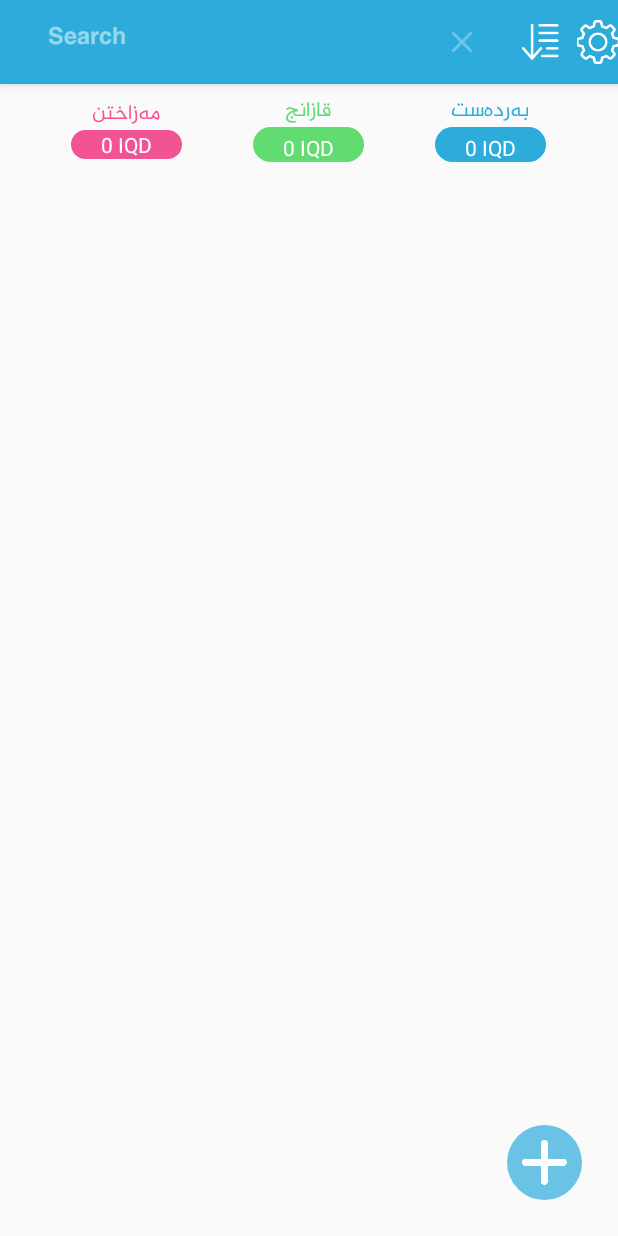
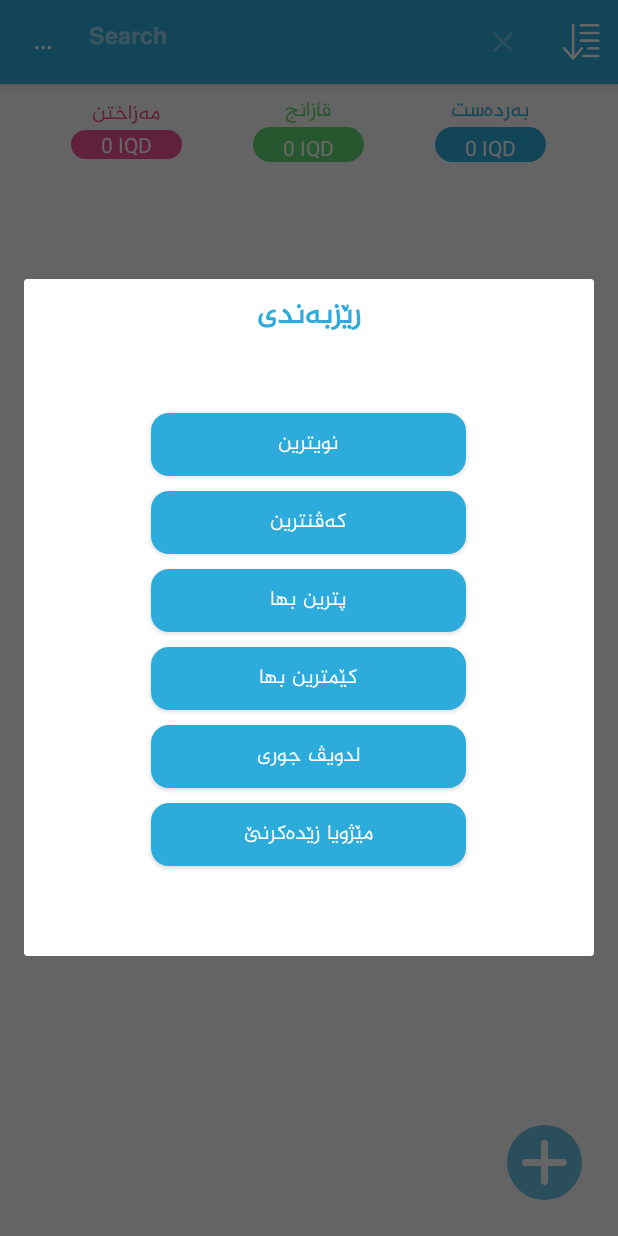
Before and after one commit to SalarPro/cashwallet_h, an Android app: the screen it shows after launch (MainMenuActivity), after a tap on "Item", on a phone screen of 412 x 824 dp. Run offline under Robolectric (Android 15) with nearby library versions, the phone set to English and light mode, and no system bars; 1 other tap on this screen came first.

Commit message:
second from SUPER PC

```diff
--- a/app/src/main/java/com/honar/walletcash/ItemRVA.kt
+++ b/app/src/main/java/com/honar/walletcash/ItemRVA.kt
@@ -48,6 +48,10 @@ class ItemRVA(context:Activity) : RecyclerView.Adapter<RecyclerView.ViewHolder>(
             itemView.mainCardView.setOnClickListener {
                 onItemClickListner.onItemClicked(cash,position)
             }
+            itemView.mainCardView.setOnLongClickListener{
+                onItemClickListner.onItemClicked(cash,123456)
+                true
+            }
 
             itemView.itemName.text = cash.name
             itemView.itemDescription.text = cash.description
--- a/app/src/main/java/com/honar/walletcash/MainMenuActivity.kt
+++ b/app/src/main/java/com/honar/walletcash/MainMenuActivity.kt
@@ -1,6 +1,7 @@
 package com.honar.walletcash
 
 import android.annotation.SuppressLint
+import android.app.AlertDialog
 import android.app.Dialog
 import androidx.appcompat.app.AppCompatActivity
 import android.os.Bundle
@@ -49,7 +50,8 @@ class MainMenuActivity : AppCompatActivity(), SearchView.OnQueryTextListener {
             0
         )
 
-        dialog.findViewById<TextView>(R.id.costDate).text = android.text.format.DateFormat.format("yyyy-MM-dd", Date())
+        dialog.findViewById<TextView>(R.id.costDate).text =
+            android.text.format.DateFormat.format("yyyy-MM-dd", Date())
 
         dialog.show()
         dialog.findViewById<Button>(R.id.addCostBtn).setOnClickListener {
@@ -83,7 +85,7 @@ class MainMenuActivity : AppCompatActivity(), SearchView.OnQueryTextListener {
             val dialog1 = Dialog(this)
             dialog1.setContentView(R.layout.date_picker_dialog_alert)
             dialog1.show()
-            c = dialog1.findViewById<DatePicker>(R.id.datepickerDialog)
+            c = dialog1.findViewById(R.id.datepickerDialog)
 
             c.maxDate = Date().time
             dialog1.findViewById<Button>(R.id.en).setOnClickListener {
@@ -216,7 +218,7 @@ class MainMenuActivity : AppCompatActivity(), SearchView.OnQueryTextListener {
 
         var mezaxtn = 0
         var qazanc = 0
-        val berdest : Int
+        val berdest: Int
 
         database.getAllData()
         showItemData.clear()
@@ -252,7 +254,18 @@ class MainMenuActivity : AppCompatActivity(), SearchView.OnQueryTextListener {
     }
 
     private fun itemClicked(cash: Cash, position: Int) {
-        ttt(this, cash.name + cash.cash + cash.id)
+        if (position == 123456) {
+            AlertDialog.Builder(this)
+                .setTitle("تەدڤێت ژێببەی")
+                .setPositiveButton("بەلێ"){_,_ ->
+                    database.deleteItem(cash.id)
+                    getItemData()
+                }.setNegativeButton("نەخێر"){_,_ ->
+
+                }.show()
+        } else {
+            //ttt(this, cash.name + cash.cash + cash.id)
+        }
     }
 
 
@@ -271,18 +284,90 @@ class MainMenuActivity : AppCompatActivity(), SearchView.OnQueryTextListener {
         when (item!!.itemId) {
             R.id.mSort -> {
 
-            }
-            R.id.mSetting -> {
+                val dialog = Dialog(this)
+                dialog.setContentView(R.layout.sort_dialog)
+
+                val metrics = resources.displayMetrics
+                val screenWidth = metrics.widthPixels
+
+                dialog.findViewById<Space>(R.id.mainSpace).layoutParams = LinearLayout.LayoutParams(
+                    (screenWidth * 0.9).toInt(),
+                    0
+                )
+                dialog.show()
+
+                dialog.findViewById<Button>(R.id.newedstBtn).setOnClickListener {
+                    sortDataLike(NUMnewedstBtn)
+                    dialog.dismiss()
+                }
+                dialog.findViewById<Button>(R.id.oldestBtn).setOnClickListener {
+                    sortDataLike(NUMoldestBtn)
+                    dialog.dismiss()
+                }
+                dialog.findViewById<Button>(R.id.highestPrice).setOnClickListener {
+                    sortDataLike(NUMhighestPrice)
+                    dialog.dismiss()
+                }
+                dialog.findViewById<Button>(R.id.lowestPrice).setOnClickListener {
+                    sortDataLike(NUMlowestPrice)
+                    dialog.dismiss()
+                }
+                dialog.findViewById<Button>(R.id.sortByType).setOnClickListener {
+                    sortDataLike(NUMType)
+                    dialog.dismiss()
+                }
+                dialog.findViewById<Button>(R.id.sortDefult).setOnClickListener {
+                    sortDataLike(NUMDefult)
+                    dialog.dismiss()
+                }
 
             }
+//            R.id.mSetting -> {
+//                ttt(this, "Settings")
+//
+//            }
         }
         return super.onOptionsItemSelected(item)
+    }
+
+    private fun sortDataLike(sort: Int) {
+        showItemData.clear()
+        when (sort) {
+            NUMnewedstBtn -> {
+                itemData.sortWith(compareBy { it.date })
+                itemData.reverse()
+            }
+            NUMoldestBtn -> {
+
+                itemData.sortWith(compareBy { it.date })
+            }
+            NUMhighestPrice -> {
+                itemData.sortWith(compareBy { it.cash })
+                itemData.reverse()
+            }
+            NUMlowestPrice -> {
+                itemData.sortWith(compareBy { it.cash })
+            }
+            NUMType -> {
+                itemData.sortWith(compareBy { it.tag })
+            }
+            NUMDefult -> {
+                itemData.sortWith(compareBy { it.id })
+
+                itemData.reverse()
+            }
+        }
+        for (item in itemData) {
+            showItemData.add(item)
+        }
+        mainAdapter.notifyDataSetChanged()
     }
 
     override fun onQueryTextSubmit(query: String?): Boolean {
 
         return true
     }
+
     var searchMode = false
 
     @SuppressLint("DefaultLocale")
@@ -290,9 +375,10 @@ class MainMenuActivity : AppCompatActivity(), SearchView.OnQueryTextListener {
         if (newText!!.isNotEmpty()) {
             showItemData.clear()
             for (cash in itemData) {
-                if (cash.name.toUpperCase().contains(newText.toUpperCase())||
-                    cash.description.toUpperCase().contains(newText.toUpperCase())||
-                    cash.cash.toString().contains(newText)) {
+                if (cash.name.toUpperCase().contains(newText.toUpperCase()) ||
+                    cash.description.toUpperCase().contains(newText.toUpperCase()) ||
+                    cash.cash.toString().contains(newText)
+                ) {
                     showItemData.add(cash)
                 }
             }
--- a/app/src/main/java/com/honar/walletcash/MyDatabase.kt
+++ b/app/src/main/java/com/honar/walletcash/MyDatabase.kt
@@ -75,4 +75,14 @@ class MyDatabase(context: Context?) : SQLiteOpenHelper(context, "information.db"
 
     }
 
+    fun deleteItem(id: Int) {
+        try {
+            writableDatabase.execSQL(
+                "DELETE FROM cash WHERE id = $id"
+            )
+        } catch (ex: SQLiteException) {
+            Log.d("errorrrr", ex.message)
+        }
+    }
+
 }
--- a/app/src/main/java/com/honar/walletcash/extra.kt
+++ b/app/src/main/java/com/honar/walletcash/extra.kt
@@ -65,3 +65,11 @@ fun getImageIDByTAG(tagID: Int): Int {
 fun ttt(context: Activity,text : String){
     Toast.makeText(context,text,Toast.LENGTH_LONG).show()
 }
+
+
+val NUMnewedstBtn = 0
+val NUMoldestBtn = 1
+val NUMhighestPrice = 2
+val NUMlowestPrice = 3
+val NUMType = 4
+val NUMDefult = 5
--- /dev/null
+++ b/app/src/main/res/layout/sort_dialog.xml
@@ -0,0 +1,134 @@
+<?xml version="1.0" encoding="utf-8"?>
+<androidx.constraintlayout.widget.ConstraintLayout xmlns:android="http://schemas.android.com/apk/res/android"
+    xmlns:app="http://schemas.android.com/apk/res-auto"
+    xmlns:tools="http://schemas.android.com/tools"
+    android:layout_width="wrap_content"
+    android:layout_height="wrap_content">
+
+
+    <LinearLayout
+        android:layout_width="match_parent"
+        android:layout_height="wrap_content"
+        android:gravity="center"
+        android:orientation="vertical"
+        android:padding="10dp"
+        app:layout_constraintBottom_toBottomOf="parent"
+        app:layout_constraintEnd_toEndOf="parent"
+        app:layout_constraintStart_toStartOf="parent"
+        app:layout_constraintTop_toTopOf="parent">
+
+        <Space
+            android:id="@+id/mainSpace"
+
+            android:layout_width="300dp"
+            android:layout_height="0.1dp"
+            app:layout_constraintLeft_toLeftOf="parent"
+            app:layout_constraintRight_toRightOf="parent" />
+
+        <TextView
+            android:layout_width="match_parent"
+            android:layout_height="wrap_content"
+            android:gravity="center"
+            android:text="رێزبەندی"
+            android:textColor="@color/colorPrimary"
+            android:textSize="20dp"
+            android:textStyle="bold" />
+
+        <Space
+            android:layout_width="wrap_content"
+            android:layout_height="50dp" />
+
+        <Button
+            android:id="@+id/newedstBtn"
+            android:layout_width="210dp"
+            android:layout_height="42dp"
+            android:background="@drawable/round_bg_blu"
+            android:gravity="center"
+            android:text="نویترین"
+            android:textColor="@color/white"
+            tools:layout_editor_absoluteX="100dp"
+            tools:layout_editor_absoluteY="106dp"
+
+            />
+
+        <Space
+            android:layout_width="wrap_content"
+            android:layout_height="10dp" />
+
+        <Button
+            android:id="@+id/oldestBtn"
+            android:layout_width="210dp"
+            android:layout_height="42dp"
+            android:background="@drawable/round_bg_blu"
+            android:gravity="center"
+            android:text="کەڤنترین"
+            android:textColor="@color/white"
+            tools:layout_editor_absoluteX="100dp"
+            tools:layout_editor_absoluteY="106dp" />
+
+        <Space
+            android:layout_width="wrap_content"
+            android:layout_height="10dp" />
+
+        <Button
+            android:id="@+id/highestPrice"
+            android:layout_width="210dp"
+            android:layout_height="42dp"
+            android:background="@drawable/round_bg_blu"
+            android:gravity="center"
+            android:text="پترین بها"
+            android:textColor="@color/white"
+            tools:layout_editor_absoluteX="100dp"
+            tools:layout_editor_absoluteY="106dp" />
+
+        <Space
+            android:layout_width="wrap_content"
+            android:layout_height="10dp" />
+
+        <Button
+            android:id="@+id/lowestPrice"
+            android:layout_width="210dp"
+            android:layout_height="42dp"
+            android:background="@drawable/round_bg_blu"
+            android:gravity="center"
+            android:text="کێمترین بها"
+            android:textColor="@color/white"
+            tools:layout_editor_absoluteX="100dp"
+            tools:layout_editor_absoluteY="106dp" />
+        <Space
+            android:layout_width="wrap_content"
+            android:layout_height="10dp" />
+
+        <Button
+            android:id="@+id/sortByType"
+            android:layout_width="210dp"
+            android:layout_height="42dp"
+            android:background="@drawable/round_bg_blu"
+            android:gravity="center"
+            android:text="لدویڤ جوری"
+            android:textColor="@color/white"
+            tools:layout_editor_absoluteX="100dp"
+            tools:layout_editor_absoluteY="106dp" />
+        <Space
+            android:layout_width="wrap_content"
+            android:layout_height="10dp" />
+
+        <Button
+            android:id="@+id/sortDefult"
+            android:layout_width="210dp"
+            android:layout_height="42dp"
+            android:background="@drawable/round_bg_blu"
+            android:gravity="center"
+            android:text="مێژویا زێدەکرنێ"
+            android:textColor="@color/white"
+            tools:layout_editor_absoluteX="100dp"
+            tools:layout_editor_absoluteY="106dp" />
+
+        <Space
+            android:layout_width="wrap_content"
+            android:layout_height="50dp" />
+
+    </LinearLayout>
+
+
+</androidx.constraintlayout.widget.ConstraintLayout>
--- a/app/src/main/res/menu/my_menu.xml
+++ b/app/src/main/res/menu/my_menu.xml
@@ -14,9 +14,9 @@
         android:icon="@drawable/sort_descending"
         android:title="Item"
         app:showAsAction="always" />
-    <item
+    <!--<item
         android:id="@+id/mSetting"
         android:icon="@drawable/settings"
         android:title="Item"
-        app:showAsAction="always" />
+        app:showAsAction="always" />-->
 </menu>
```
